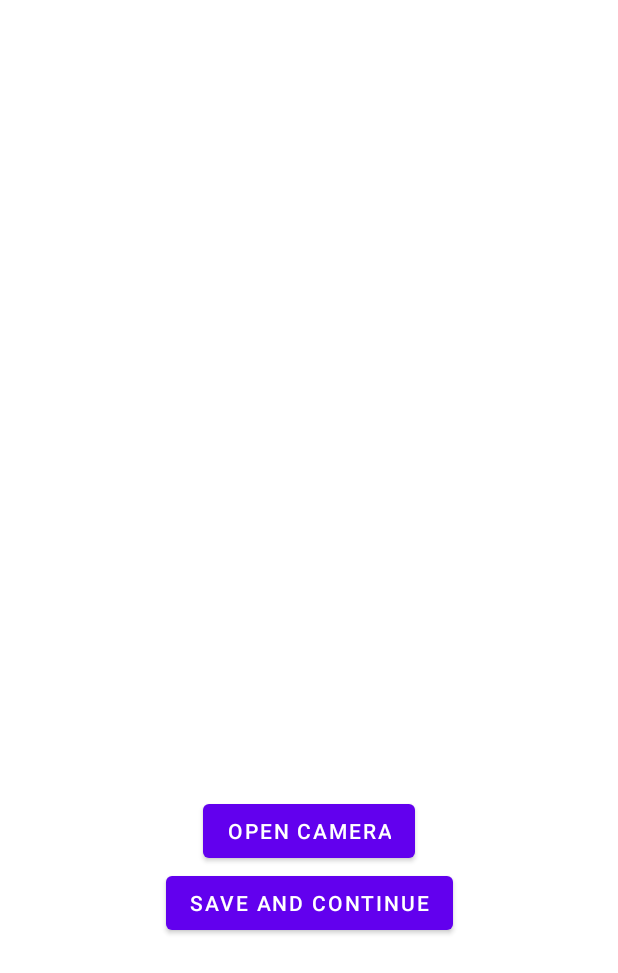
After one commit to tttrinhtran/FinalMobile, an Android app built with Jetpack Compose: the RegisterScreenAvatar screen opened directly, with no data from a screen before it, on a phone screen of 412 x 824 dp. The commit adds this screen. Shown: the top 973 px of the screen. Run offline under Robolectric (Android 15) with nearby library versions, the phone set to English and light mode, and no system bars; our stand-ins replace Firebase (no records; nobody signed in at launch, a user with empty details on screens opened directly); Roboto replaces fonts that are not available here; 1 statement that could not run was skipped.

Commit message:
uploadAvatarCaptured
Fetching is developing

```diff
--- a/app/build.gradle
+++ b/app/build.gradle
@@ -64,6 +64,7 @@ android {
 
 dependencies {
     implementation 'androidx.compose.ui:ui-tooling-preview-android:1.5.0'
+    implementation 'com.google.firebase:firebase-common-ktx:20.3.3'
 
     def fragment_version = "1.5.1"
     def nav_version = "2.7.1"
@@ -91,6 +92,7 @@ dependencies {
     implementation("com.google.firebase:firebase-auth")
     implementation("com.google.firebase:firebase-firestore")
     implementation 'com.google.firebase:firebase-messaging:23.1.0'
+    implementation "com.google.firebase:firebase-storage"
 
     implementation "androidx.recyclerview:recyclerview:1.3.1"
     // For control over item selection of both touch and mouse driven selection
--- a/app/src/main/java/com/example/finalproject/MainActivity.java
+++ b/app/src/main/java/com/example/finalproject/MainActivity.java
@@ -3,8 +3,10 @@ package com.example.finalproject;
 import android.content.Intent;
 import android.os.Bundle;
 
+import androidx.annotation.Nullable;
 import androidx.appcompat.app.AppCompatActivity;
 
+import com.example.finalproject.RegisterScreen.RegisterScreenAvatar;
 import com.example.finalproject.openvcall.ui.SectionRoomVideoChatScreen;
 import com.yalantis.library.Koloda;
 
@@ -16,13 +18,12 @@ public class MainActivity extends AppCompatActivity {
     private List<Integer> list;
     Koloda koloda;
 
-
     @Override
     protected void onCreate(Bundle savedInstanceState) {
         super.onCreate(savedInstanceState);
         setContentView(R.layout.activity_main);
 
-        Intent intent = new Intent(MainActivity.this, SectionRoomVideoChatScreen.class);
+        Intent intent = new Intent(MainActivity.this, LoginScreen.class);
         startActivity(intent);
     }
 }
--- /dev/null
+++ b/app/src/main/java/com/example/finalproject/RegisterScreen/RegisterScreenAvatar.kt
@@ -0,0 +1,85 @@
+package com.example.finalproject.RegisterScreen
+
+import android.app.Activity
+import android.content.Intent
+import android.graphics.Bitmap
+import android.os.Bundle
+import android.provider.MediaStore
+import android.widget.Button
+import android.widget.ImageView
+import androidx.appcompat.app.AppCompatActivity
+import com.example.finalproject.R
+import com.example.finalproject.User
+import com.google.firebase.storage.FirebaseStorage
+import java.io.ByteArrayOutputStream
+
+class RegisterScreenAvatar : AppCompatActivity() {
+    val REQUEST_IMAGE_CAPTURE = 2000
+
+    private lateinit var user: User
+    private lateinit var image: ImageView
+    private lateinit var captureButton :Button
+    private lateinit var nextButton :Button
+    private lateinit var imageBitmap: Bitmap
+
+    override fun onCreate(savedInstanceState: Bundle?) {
+        super.onCreate(savedInstanceState)
+        setContentView(R.layout.activity_register_screen_avatar)
+
+        RegisterScreenAvatar_FetchingUIElements()
+
+        user = intent.getSerializableExtra("new_user") as User
+
+        captureButton.setOnClickListener{
+            val cameraIntent = Intent(MediaStore.ACTION_IMAGE_CAPTURE)
+            startActivityForResult(cameraIntent, REQUEST_IMAGE_CAPTURE)
+        }
+
+        nextButton.setOnClickListener{
+            if (imageBitmap != null){
+                user._UserAvatarUrl = uploadImageToFirebase(imageBitmap, user._UserName)
+                startActivity(Intent(this, RegisterScreenMajor::class.java).apply {
+                    putExtra("new_user",user)
+                })
+            }
+        }
+    }
+
+    private fun RegisterScreenAvatar_FetchingUIElements() {
+        image = findViewById(R.id.RegisterScreenAvatarPreviewImageView)
+        captureButton = findViewById(R.id.RegisterScreenAvatarCameraButton)
+        nextButton = findViewById(R.id.RegisterScreenAvatarNextButton)
+    }
+
+    override fun onActivityResult(requestCode: Int, resultCode: Int, data: Intent?) {
+        super.onActivityResult(requestCode, resultCode, data)
+        if(resultCode == Activity.RESULT_OK && requestCode == REQUEST_IMAGE_CAPTURE && data != null){
+            imageBitmap = data.extras!!.get("data") as Bitmap
+            image.setImageBitmap(imageBitmap)
+        }
+    }
+
+    fun uploadImageToFirebase(image: Bitmap, imageName: String): String? {
+        val storage = FirebaseStorage.getInstance()
+        // Create a storage reference from our app
+        val storageRef = storage.reference
+
+        // Create a reference to "mountains.jpg"
+        val mountainsRef = storageRef.child("$imageName.jpg")
+
+        // Create a reference to 'images/mountains.jpg'
+        val mountainImagesRef = storageRef.child("images/$imageName.jpg")
+
+        // While the file names are the same, the references point to different files
+        mountainsRef.name == mountainImagesRef.name // true
+        mountainsRef.path == mountainImagesRef.path // false
+        val baos = ByteArrayOutputStream()
+        image.compress(Bitmap.CompressFormat.JPEG, 100, baos)
+        val data = baos.toByteArray()
+        val uploadTask = mountainsRef.putBytes(data)
+        uploadTask.addOnFailureListener {
+            // Handle unsuccessful uploads
+        }.addOnSuccessListener { }
+        return mountainsRef.downloadUrl.toString()
+    }
+}
--- a/app/src/main/java/com/example/finalproject/RegisterScreen/RegisterScreenBiography.java
+++ b/app/src/main/java/com/example/finalproject/RegisterScreen/RegisterScreenBiography.java
@@ -8,14 +8,14 @@ import android.widget.Button;
 import android.widget.EditText;
 import android.widget.Toast;
 
-import com.example.finalproject.FirebaseController;
+import com.example.finalproject.FirebaseFirestoreController;
 import com.example.finalproject.LoginScreen;
 import com.example.finalproject.R;
 import com.example.finalproject.User;
 
 public class RegisterScreenBiography extends AppCompatActivity {
 
-    FirebaseController<User> UserDatabase;
+    FirebaseFirestoreController<User> UserDatabase;
     User user;
     EditText _RegisterScreenBiographyBio;
     Button _RegisterScreenBiographyFinishButton;
@@ -32,7 +32,7 @@ public class RegisterScreenBiography extends AppCompatActivity {
         _RegisterScreenBiographyFinishButton.setOnClickListener(view -> {
             boolean isSuccessful = CreateBiographyForNewUser();
             if(isSuccessful == true){
-                UserDatabase = new FirebaseController<>(User.class);
+                UserDatabase = new FirebaseFirestoreController<>(User.class);
                 UserDatabase.addToFirestore(User.UserCollectionKey, user.get_UserName(), user);
                 Toast.makeText(RegisterScreenBiography.this, "Register Successfully", Toast.LENGTH_SHORT).show();
                 Intent intent = new Intent(RegisterScreenBiography.this, LoginScreen.class);
--- a/app/src/main/java/com/example/finalproject/RegisterScreen/RegisterScreenPersonalInformation.java
+++ b/app/src/main/java/com/example/finalproject/RegisterScreen/RegisterScreenPersonalInformation.java
@@ -37,7 +37,7 @@ public class RegisterScreenPersonalInformation extends AppCompatActivity {
         _PersonalInformationConfirmButton.setOnClickListener(view -> {
             boolean isSuccessfull = setPersonalInformationForNewUser();
             if(isSuccessfull == true){
-                Intent intent = new Intent (RegisterScreenPersonalInformation.this, RegisterScreenMajor.class);
+                Intent intent = new Intent (RegisterScreenPersonalInformation.this, RegisterScreenAvatar.class);
                 intent.putExtra("new_user", user);
                 startActivity(intent);
             }
--- /dev/null
+++ b/app/src/main/res/layout/activity_register_screen_avatar.xml
@@ -0,0 +1,43 @@
+<?xml version="1.0" encoding="utf-8"?>
+<androidx.constraintlayout.widget.ConstraintLayout xmlns:android="http://schemas.android.com/apk/res/android"
+    xmlns:app="http://schemas.android.com/apk/res-auto"
+    xmlns:tools="http://schemas.android.com/tools"
+    android:layout_width="match_parent"
+    android:layout_height="match_parent"
+    tools:context=".RegisterScreen.RegisterScreenAvatar">
+
+    <Button
+        android:id="@+id/RegisterScreenAvatarCameraButton"
+        android:layout_width="wrap_content"
+        android:layout_height="wrap_content"
+        android:text="Open Camera"
+        app:layout_constraintStart_toStartOf="parent"
+        app:layout_constraintEnd_toEndOf="parent"
+        app:layout_constraintTop_toBottomOf="@id/RegisterScreenAvatarPreviewImageView"
+        android:layout_marginTop="20dp"
+        tools:layout_editor_absoluteX="140dp"
+        tools:layout_editor_absoluteY="30dp" />
+
+    <ImageView
+        android:id="@+id/RegisterScreenAvatarPreviewImageView"
+        android:layout_width="match_parent"
+        android:layout_height="500dp"
+        android:layout_marginStart="10dp"
+        android:layout_marginEnd="10dp"
+        android:layout_marginTop="10dp"
+        app:layout_constraintTop_toTopOf="parent"
+        app:layout_constraintStart_toStartOf="parent"
+        app:layout_constraintEnd_toEndOf="parent"/>
+    <Button
+        android:id="@+id/RegisterScreenAvatarNextButton"
+        android:layout_width="wrap_content"
+        android:layout_height="wrap_content"
+        android:text="Save and Continue"
+        app:layout_constraintStart_toStartOf="parent"
+        app:layout_constraintEnd_toEndOf="parent"
+        app:layout_constraintTop_toBottomOf="@id/RegisterScreenAvatarCameraButton"
+        tools:layout_editor_absoluteX="140dp"
+        tools:layout_editor_absoluteY="30dp" />
+
+
+</androidx.constraintlayout.widget.ConstraintLayout>
```
Also changed, not shown: app/src/main/AndroidManifest.xml (+9 -2 lines), app/src/main/java/com/example/finalproject/FirebaseFirestoreController.java (renamed from app/src/main/java/com/example/finalproject/FirebaseController.java, +13 -3 lines), app/src/main/java/com/example/finalproject/LoginScreen.java (+3 -4 lines), app/src/main/java/com/example/finalproject/RegisterScreen/RegisterScreenHobbies.java (+3 -6 lines), app/src/main/java/com/example/finalproject/User.java (+9 -0 lines).
